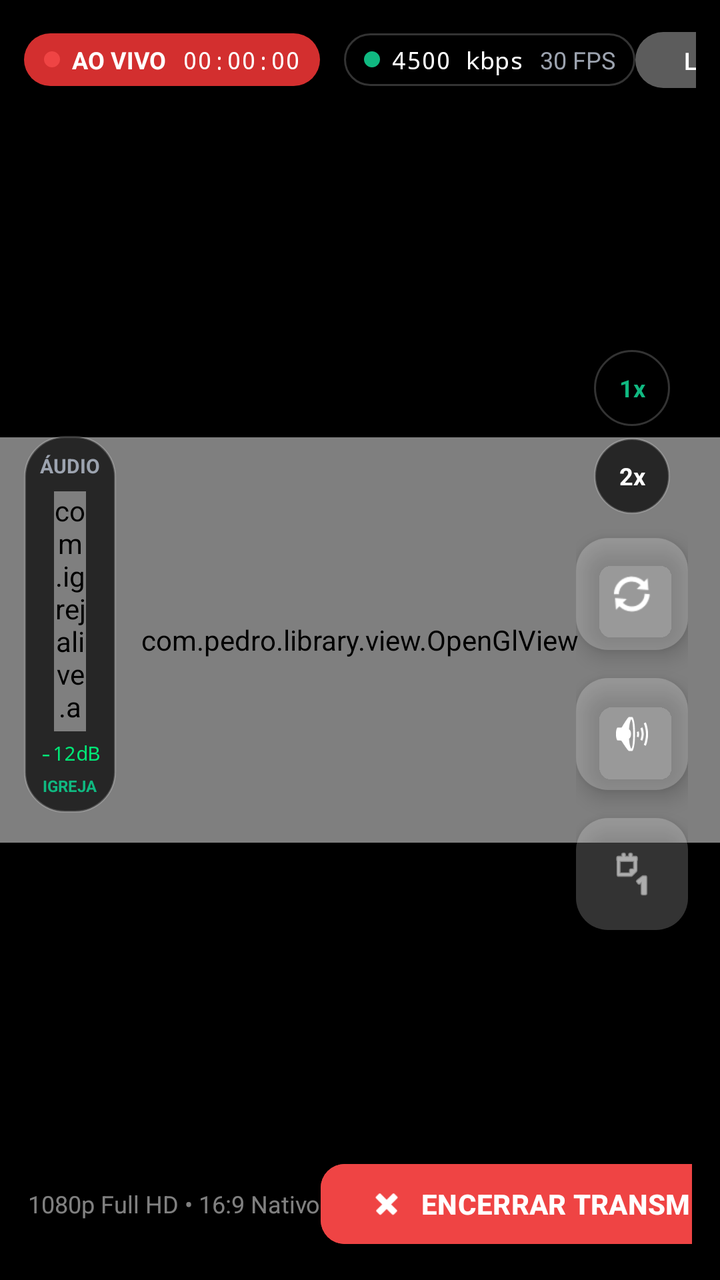
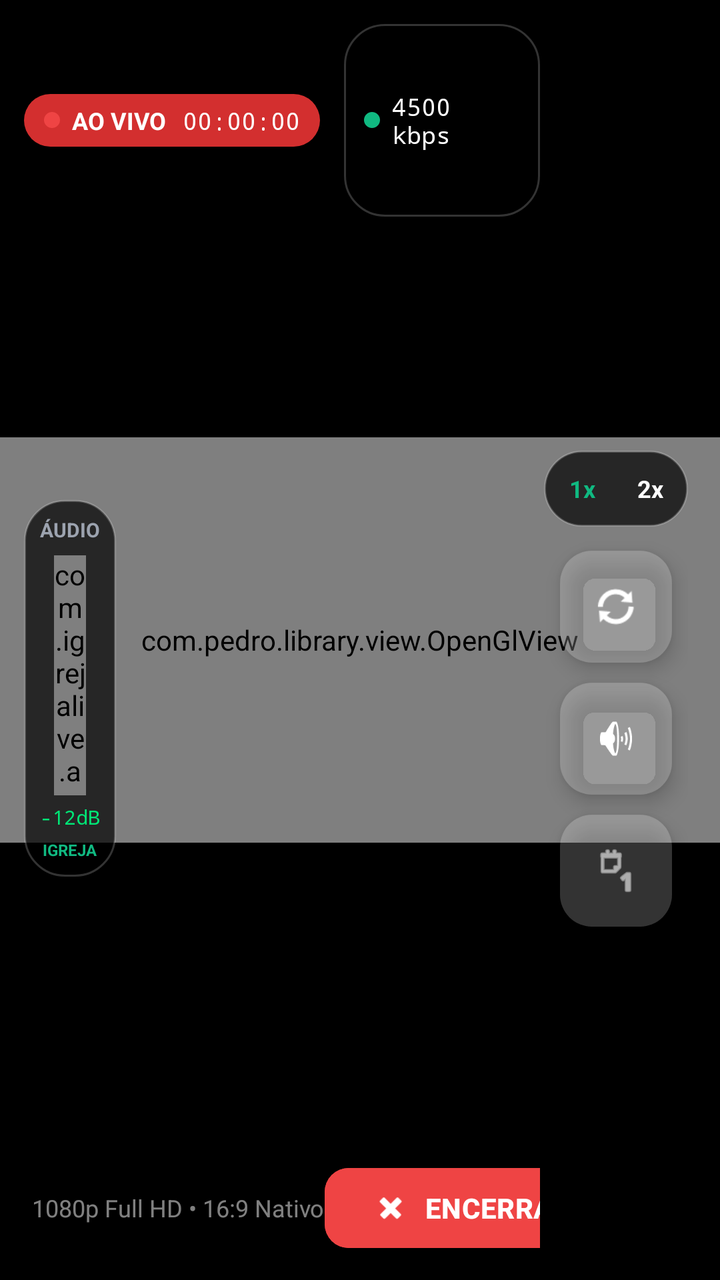

The first picture is an Android layout as it rendered before a commit; the second is the same layout after the commit. The layout source and the unified diff follow.
<!-- AndroidManifest.xml: application theme Theme.LiveinFe -->
<!-- res/layout/activity_live_stream.xml -->
<?xml version="1.0" encoding="utf-8"?>
<androidx.constraintlayout.widget.ConstraintLayout xmlns:android="http://schemas.android.com/apk/res/android"
    xmlns:app="http://schemas.android.com/apk/res-auto"
    android:layout_width="match_parent"
    android:layout_height="match_parent"
    android:background="#000000">

    
    <com.pedro.library.view.OpenGlView
        android:id="@+id/openGlView"
        android:layout_width="0dp"
        android:layout_height="0dp"
        app:layout_constraintDimensionRatio="16:9"
        app:layout_constraintTop_toTopOf="parent"
        app:layout_constraintBottom_toBottomOf="parent"
        app:layout_constraintStart_toStartOf="parent"
        app:layout_constraintEnd_toEndOf="parent" />

    
    <LinearLayout
        android:id="@+id/layoutTopBar"
        android:layout_width="match_parent"
        android:layout_height="wrap_content"
        android:orientation="horizontal"
        android:gravity="center_vertical"
        android:padding="12dp"
        app:layout_constraintTop_toTopOf="parent"
        app:layout_constraintStart_toStartOf="parent"
        app:layout_constraintEnd_toEndOf="parent">

        
        <LinearLayout
            android:layout_width="wrap_content"
            android:layout_height="wrap_content"
            android:orientation="horizontal"
            android:background="@drawable/badge_live_bg"
            android:paddingHorizontal="10dp"
            android:paddingVertical="5dp"
            android:gravity="center_vertical">

            <View
                android:layout_width="8dp"
                android:layout_height="8dp"
                android:background="@drawable/circle_red" />

            <TextView
                android:layout_width="wrap_content"
                android:layout_height="wrap_content"
                android:layout_marginStart="6dp"
                android:text="AO VIVO"
                android:textColor="#FFFFFF"
                android:textSize="12sp"
                android:textStyle="bold" />

            <TextView
                android:id="@+id/tvLiveTimer"
                android:layout_width="wrap_content"
                android:layout_height="wrap_content"
                android:layout_marginStart="8dp"
                android:text="00:00:00"
                android:textColor="#FFFFFF"
                android:textSize="12sp"
                android:fontFamily="monospace" />
        </LinearLayout>

        
        <LinearLayout
            android:layout_width="wrap_content"
            android:layout_height="wrap_content"
            android:layout_marginStart="12dp"
            android:orientation="horizontal"
            android:background="@drawable/badge_dark_bg"
            android:paddingHorizontal="10dp"
            android:paddingVertical="5dp"
            android:gravity="center_vertical">

            <View
                android:id="@+id/viewNetworkStatus"
                android:layout_width="8dp"
                android:layout_height="8dp"
                android:background="@drawable/circle_green" />

            <TextView
                android:id="@+id/tvBitrate"
                android:layout_width="wrap_content"
                android:layout_height="wrap_content"
                android:layout_marginStart="6dp"
                android:text="4500 kbps"
                android:textColor="#FFFFFF"
                android:textSize="12sp"
                android:fontFamily="monospace" />

            <TextView
                android:id="@+id/tvFps"
                android:layout_width="wrap_content"
                android:layout_height="wrap_content"
                android:layout_marginStart="8dp"
                android:text="30 FPS"
                android:textColor="#9CA3AF"
                android:textSize="12sp" />
        </LinearLayout>

        
        <View
            android:layout_width="0dp"
            android:layout_height="1dp"
            android:layout_weight="1" />

        
        <Button
            android:id="@+id/btnShareLive"
            style="@style/Widget.Material3.Button.TonalButton"
            android:layout_width="wrap_content"
            android:layout_height="36dp"
            android:text="Link do YouTube"
            android:textSize="12sp"
            android:textColor="#FFFFFF"
            android:backgroundTint="#33FFFFFF" />
    </LinearLayout>

    
    <TextView
        android:id="@+id/tvStatusBanner"
        android:layout_width="wrap_content"
        android:layout_height="wrap_content"
        android:layout_marginTop="16dp"
        android:background="@drawable/badge_dark_bg"
        android:paddingHorizontal="16dp"
        android:paddingVertical="8dp"
        android:text="🎙️ MICROFONE ATIVO"
        android:textColor="#FFFFFF"
        android:textSize="13sp"
        android:textStyle="bold"
        android:elevation="6dp"
        android:visibility="gone"
        app:layout_constraintTop_toBottomOf="@id/layoutTopBar"
        app:layout_constraintStart_toStartOf="parent"
        app:layout_constraintEnd_toEndOf="parent" />

    
    <TextView
        android:id="@+id/tvZoomHud"
        android:layout_width="wrap_content"
        android:layout_height="wrap_content"
        android:background="@drawable/badge_dark_bg"
        android:paddingHorizontal="18dp"
        android:paddingVertical="10dp"
        android:text="🔍 1.0x"
        android:textColor="@color/tuned_green"
        android:textSize="18sp"
        android:textStyle="bold"
        android:fontFamily="monospace"
        android:elevation="8dp"
        android:visibility="gone"
        app:layout_constraintTop_toTopOf="parent"
        app:layout_constraintBottom_toBottomOf="parent"
        app:layout_constraintStart_toStartOf="parent"
        app:layout_constraintEnd_toEndOf="parent" />

    
    <LinearLayout
        android:id="@+id/layoutAudioMeter"
        android:layout_width="wrap_content"
        android:layout_height="wrap_content"
        android:orientation="vertical"
        android:gravity="center_horizontal"
        android:background="@drawable/badge_dark_bg"
        android:padding="8dp"
        android:layout_marginStart="12dp"
        app:layout_constraintStart_toStartOf="parent"
        app:layout_constraintTop_toBottomOf="@id/layoutTopBar"
        app:layout_constraintBottom_toTopOf="@id/layoutBottomControls">

        <TextView
            android:layout_width="wrap_content"
            android:layout_height="wrap_content"
            android:text="ÁUDIO"
            android:textColor="#9CA3AF"
            android:textSize="10sp"
            android:textStyle="bold" />

        <com.igrejalive.app.ui.VuMeterView
            android:id="@+id/vuMeterView"
            android:layout_width="16dp"
            android:layout_height="120dp"
            android:layout_marginTop="6dp" />

        <TextView
            android:id="@+id/tvAudioDb"
            android:layout_width="wrap_content"
            android:layout_height="wrap_content"
            android:layout_marginTop="4dp"
            android:text="-12dB"
            android:textColor="#00E676"
            android:textSize="10sp"
            android:fontFamily="monospace" />

        <TextView
            android:id="@+id/tvAudioSourceBadge"
            android:layout_width="wrap_content"
            android:layout_height="wrap_content"
            android:layout_marginTop="4dp"
            android:text="IGREJA"
            android:textColor="@color/tuned_green"
            android:textSize="8sp"
            android:textStyle="bold" />
    </LinearLayout>

    
    <LinearLayout
        android:id="@+id/layoutCameraControls"
        android:layout_width="wrap_content"
        android:layout_height="wrap_content"
        android:orientation="vertical"
        android:gravity="center"
        android:layout_marginEnd="16dp"
        app:layout_constraintEnd_toEndOf="parent"
        app:layout_constraintTop_toTopOf="parent"
        app:layout_constraintBottom_toBottomOf="parent">

        
        <LinearLayout
            android:layout_width="wrap_content"
            android:layout_height="wrap_content"
            android:orientation="vertical"
            android:gravity="center"
            android:layout_marginBottom="12dp">

            <TextView
                android:id="@+id/btnZoom1x"
                android:layout_width="38dp"
                android:layout_height="38dp"
                android:background="@drawable/badge_dark_bg"
                android:gravity="center"
                android:text="1x"
                android:textColor="@color/tuned_green"
                android:textSize="12sp"
                android:textStyle="bold"
                android:layout_marginBottom="6dp"
                android:clickable="true"
                android:focusable="true" />

            <TextView
                android:id="@+id/btnZoom2x"
                android:layout_width="38dp"
                android:layout_height="38dp"
                android:background="@drawable/badge_dark_bg"
                android:gravity="center"
                android:text="2x"
                android:textColor="#FFFFFF"
                android:textSize="12sp"
                android:textStyle="bold"
                android:clickable="true"
                android:focusable="true" />
        </LinearLayout>

        
        <com.google.android.material.floatingactionbutton.FloatingActionButton
            android:id="@+id/fabSwitchCamera"
            android:layout_width="wrap_content"
            android:layout_height="wrap_content"
            android:layout_marginBottom="14dp"
            android:contentDescription="Trocar Câmera"
            app:backgroundTint="#33FFFFFF"
            app:tint="#FFFFFF"
            app:srcCompat="@android:drawable/ic_popup_sync"
            app:fabSize="normal" />

        
        <com.google.android.material.floatingactionbutton.FloatingActionButton
            android:id="@+id/fabMuteAudio"
            android:layout_width="wrap_content"
            android:layout_height="wrap_content"
            android:layout_marginBottom="14dp"
            android:contentDescription="Microfone / Mudo"
            app:backgroundTint="#33FFFFFF"
            app:tint="#FFFFFF"
            app:srcCompat="@android:drawable/ic_lock_silent_mode_off"
            app:fabSize="mini" />

        
        <com.google.android.material.floatingactionbutton.FloatingActionButton
            android:id="@+id/fabFlashLight"
            android:layout_width="wrap_content"
            android:layout_height="wrap_content"
            android:contentDescription="Lanterna"
            app:backgroundTint="#33FFFFFF"
            app:tint="#FFFFFF"
            app:srcCompat="@android:drawable/ic_menu_day"
            app:fabSize="mini" />
    </LinearLayout>

    
    <LinearLayout
        android:id="@+id/layoutBottomControls"
        android:layout_width="match_parent"
        android:layout_height="wrap_content"
        android:orientation="horizontal"
        android:gravity="center_vertical"
        android:padding="14dp"
        app:layout_constraintBottom_toBottomOf="parent"
        app:layout_constraintStart_toStartOf="parent"
        app:layout_constraintEnd_toEndOf="parent">

        <TextView
            android:id="@+id/tvStreamResolutionInfo"
            android:layout_width="wrap_content"
            android:layout_height="wrap_content"
            android:text="1080p Full HD • 16:9 Nativo"
            android:textColor="#80FFFFFF"
            android:textSize="12sp" />

        <View
            android:layout_width="0dp"
            android:layout_height="1dp"
            android:layout_weight="1" />

        
        <com.google.android.material.button.MaterialButton
            android:id="@+id/btnStopLive"
            android:layout_width="wrap_content"
            android:layout_height="48dp"
            android:backgroundTint="@color/accent_red"
            android:text="ENCERRAR TRANSMISSÃO"
            android:textStyle="bold"
            android:textColor="#FFFFFF"
            app:cornerRadius="12dp"
            app:icon="@android:drawable/ic_delete"
            app:iconTint="#FFFFFF" />
    </LinearLayout>

</androidx.constraintlayout.widget.ConstraintLayout>
<!-- resources referenced by this layout -->
<resources>
  <color name="accent_red">#EF4444</color>
  <color name="tuned_green">#10B981</color>
  <!-- drawable badge_dark_bg (drawable) -->
  <?xml version="1.0" encoding="utf-8"?>
  <shape xmlns:android="http://schemas.android.com/apk/res/android">
      <solid android:color="#B3000000" />
      <corners android:radius="20dp" />
      <stroke android:width="1dp" android:color="#33FFFFFF" />
  </shape>
  <!-- drawable badge_live_bg (drawable) -->
  <?xml version="1.0" encoding="utf-8"?>
  <shape xmlns:android="http://schemas.android.com/apk/res/android">
      <solid android:color="#D32F2F" />
      <corners android:radius="20dp" />
  </shape>
  <!-- drawable circle_green (drawable) -->
  <?xml version="1.0" encoding="utf-8"?>
  <shape xmlns:android="http://schemas.android.com/apk/res/android"
      android:shape="oval">
      <solid android:color="@color/accent_green" />
      <size android:width="12dp" android:height="12dp" />
  </shape>
  <!-- drawable circle_red (drawable) -->
  <?xml version="1.0" encoding="utf-8"?>
  <shape xmlns:android="http://schemas.android.com/apk/res/android"
      android:shape="oval">
      <solid android:color="@color/accent_red" />
      <size android:width="12dp" android:height="12dp" />
  </shape>
  <style name="Theme.LiveinFe" parent="Theme.Material3.Dark.NoActionBar">
          
          <item name="colorPrimary">@color/tuned_green</item>
          <item name="colorPrimaryVariant">@color/tuned_green_dark</item>
          <item name="colorSecondary">@color/gold_primary</item>
          
          
          <item name="android:statusBarColor">@color/bg_main</item>
          <item name="android:navigationBarColor">@color/bg_main</item>
          <item name="android:windowBackground">@color/bg_main</item>
          <item name="colorSurface">@color/surface_1</item>
      </style>
  <color name="accent_green">#10B981</color>
  <color name="tuned_green_dark">#059669</color>
  <color name="gold_primary">#F59E0B</color>
  <color name="bg_main">#080B12</color>
  <color name="surface_1">#121826</color>
</resources>

<!-- the commit's change to res/layout/activity_live_stream.xml (unified diff, before → after) -->
@@ -23,7 +23,10 @@
         android:layout_height="wrap_content"
         android:orientation="horizontal"
         android:gravity="center_vertical"
-        android:padding="12dp"
+        android:paddingStart="12dp"
+        android:paddingTop="12dp"
+        android:paddingBottom="12dp"
+        android:paddingEnd="90dp"
         app:layout_constraintTop_toTopOf="parent"
         app:layout_constraintStart_toStartOf="parent"
         app:layout_constraintEnd_toEndOf="parent">
@@ -212,39 +215,40 @@
         android:layout_width="wrap_content"
         android:layout_height="wrap_content"
         android:orientation="vertical"
-        android:gravity="center"
+        android:gravity="center_horizontal"
         android:layout_marginEnd="16dp"
         app:layout_constraintEnd_toEndOf="parent"
-        app:layout_constraintTop_toTopOf="parent"
-        app:layout_constraintBottom_toBottomOf="parent">
+        app:layout_constraintTop_toBottomOf="@id/layoutTopBar"
+        app:layout_constraintBottom_toTopOf="@id/layoutBottomControls">
 
         
         <LinearLayout
-            android:layout_width="wrap_content"
-            android:layout_height="wrap_content"
-            android:orientation="vertical"
+            android:id="@+id/layoutZoomSelector"
+            android:layout_width="wrap_content"
+            android:layout_height="wrap_content"
+            android:orientation="horizontal"
             android:gravity="center"
+            android:background="@drawable/badge_dark_bg"
+            android:padding="3dp"
             android:layout_marginBottom="12dp">
 
             <TextView
                 android:id="@+id/btnZoom1x"
-                android:layout_width="38dp"
-                android:layout_height="38dp"
-                android:background="@drawable/badge_dark_bg"
+                android:layout_width="32dp"
+                android:layout_height="32dp"
                 android:gravity="center"
                 android:text="1x"
                 android:textColor="@color/tuned_green"
                 android:textSize="12sp"
                 android:textStyle="bold"
-                android:layout_marginBottom="6dp"
                 android:clickable="true"
                 android:focusable="true" />
 
             <TextView
                 android:id="@+id/btnZoom2x"
-                android:layout_width="38dp"
-                android:layout_height="38dp"
-                android:background="@drawable/badge_dark_bg"
+                android:layout_width="32dp"
+                android:layout_height="32dp"
+                android:layout_marginStart="2dp"
                 android:gravity="center"
                 android:text="2x"
                 android:textColor="#FFFFFF"
@@ -259,19 +263,19 @@
             android:id="@+id/fabSwitchCamera"
             android:layout_width="wrap_content"
             android:layout_height="wrap_content"
-            android:layout_marginBottom="14dp"
+            android:layout_marginBottom="10dp"
             android:contentDescription="Trocar Câmera"
             app:backgroundTint="#33FFFFFF"
             app:tint="#FFFFFF"
             app:srcCompat="@android:drawable/ic_popup_sync"
-            app:fabSize="normal" />
+            app:fabSize="mini" />
 
         
         <com.google.android.material.floatingactionbutton.FloatingActionButton
             android:id="@+id/fabMuteAudio"
             android:layout_width="wrap_content"
             android:layout_height="wrap_content"
-            android:layout_marginBottom="14dp"
+            android:layout_marginBottom="10dp"
             android:contentDescription="Microfone / Mudo"
             app:backgroundTint="#33FFFFFF"
             app:tint="#FFFFFF"
@@ -297,7 +301,10 @@
         android:layout_height="wrap_content"
         android:orientation="horizontal"
         android:gravity="center_vertical"
-        android:padding="14dp"
+        android:paddingStart="16dp"
+        android:paddingTop="12dp"
+        android:paddingBottom="12dp"
+        android:paddingEnd="90dp"
         app:layout_constraintBottom_toBottomOf="parent"
         app:layout_constraintStart_toStartOf="parent"
         app:layout_constraintEnd_toEndOf="parent">
